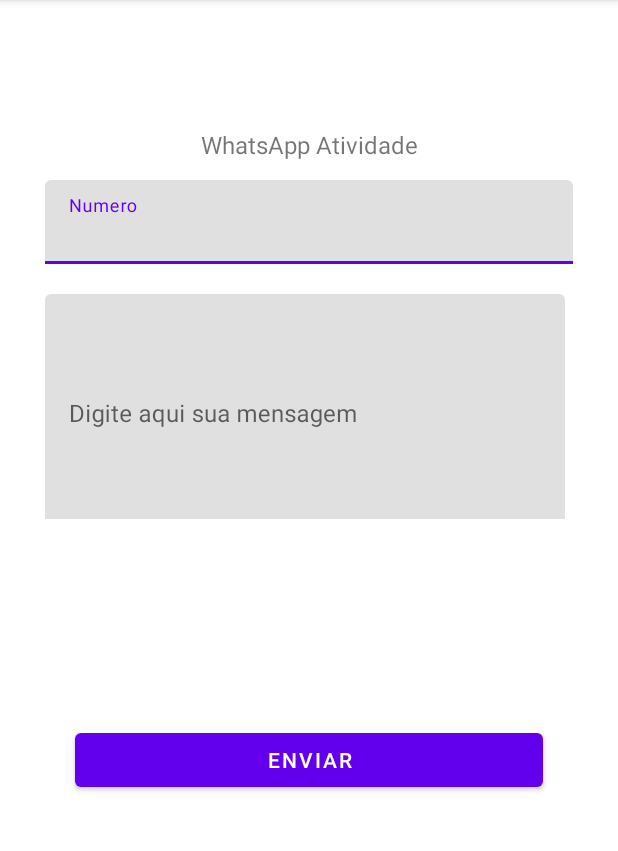
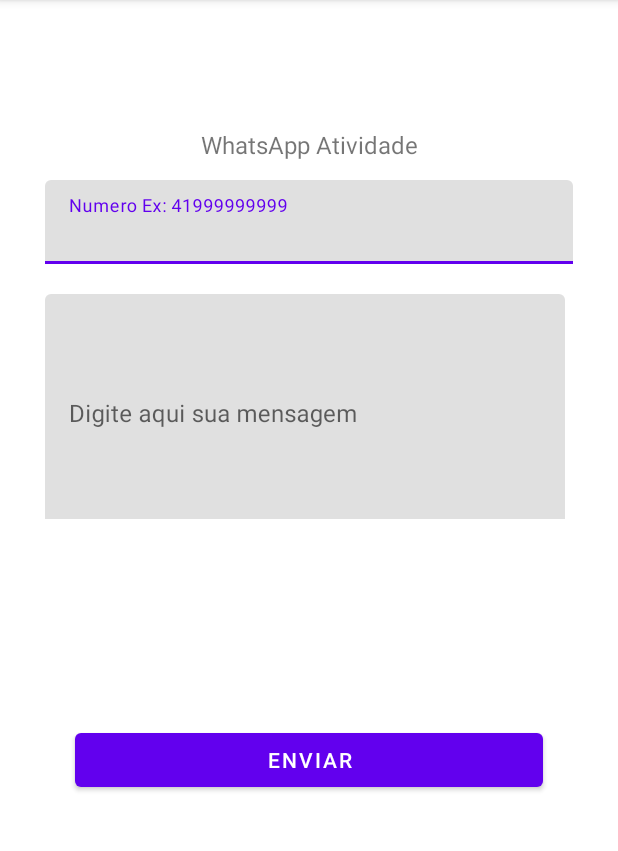
Before and after one commit to annacfb/AtividadeWhats, an Android app: the screen it shows after launch (MainActivity), after a tap on "ENVIAR", on a phone screen of 412 x 824 dp, the part 84-935 px from its top. Run offline under Robolectric (Android 15) with nearby library versions, the phone set to English and light mode, and no system bars.

```diff
--- a/app/src/main/java/com/atividade/whats/MainActivity.java
+++ b/app/src/main/java/com/atividade/whats/MainActivity.java
@@ -38,7 +38,25 @@ public class MainActivity extends AppCompatActivity {
         Button.setOnClickListener(new View.OnClickListener() {
             @Override
             public void onClick(View view) {
-                openWebPage ("https://wa.me/5541998541436?text=I'm%20interested%20in%20your%20car%20for%20sale");
+                String telefone = Number_Input_Edit_Text.getText().toString();
+                String texto = MessageInputEditText.getText().toString();
+
+                String url = formatoUrl(telefone, texto);
+
+                enviar(url);
+            }
+
+            public String formatoUrl(String telefone, String texto) {
+                texto = texto.replace(" ", " %20");
+
+                String link = "https://wa.me/+55" + telefone + "?text=" + texto;
+                return link;
+            }
+
+            public void enviar(String url) {
+                Uri webpage = Uri.parse(url);
+                Intent intent = new Intent(Intent.ACTION_VIEW, webpage);
+                startActivity(intent);
             }
         });
     }
--- a/app/src/main/res/layout/activity_main.xml
+++ b/app/src/main/res/layout/activity_main.xml
@@ -21,7 +21,7 @@
             android:id="@+id/Number_Input_Edit_Text"
             android:layout_width="match_parent"
             android:layout_height="match_parent"
-            android:hint="Numero" />
+            android:hint="Numero Ex: 41999999999" />
     </com.google.android.material.textfield.TextInputLayout>
 
     <TextView
```
